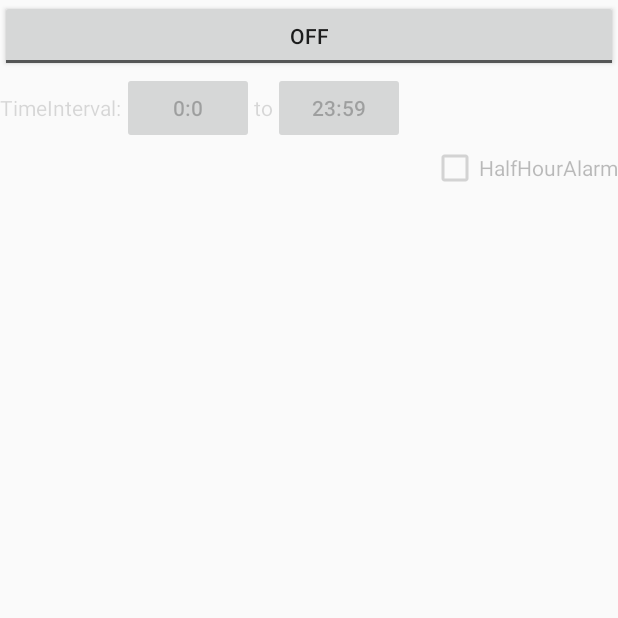
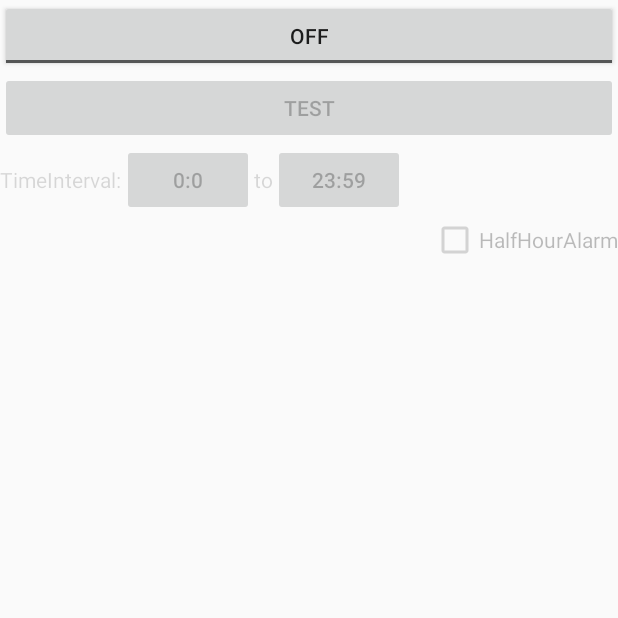
Before and after one commit to tyl12/halfHourAlarm, an Android app: the screen it shows after launch (MainActivity), on a phone screen of 412 x 824 dp, the top half of it. Run offline under Robolectric (Android 15) with nearby library versions, the phone set to English and light mode, and no system bars.

Commit message:
update.
Signed-off-by: tengyiliang <tengyiliang@cmcm.com>

```diff
--- a/app/src/main/java/com/example/administrator/myapplication/AlarmControl.java
+++ b/app/src/main/java/com/example/administrator/myapplication/AlarmControl.java
@@ -5,6 +5,7 @@ import android.app.PendingIntent;
 import android.content.Context;
 import android.content.Intent;
 import android.util.Log;
+import android.widget.Toast;
 
 import java.text.SimpleDateFormat;
 import java.util.Calendar;
@@ -16,6 +17,7 @@ import java.util.List;
  */
 public class AlarmControl {
 
+    public static final String INTENT_ALARM_RECEIVER = "android.intent.action.ALARM_RECEIVER";
     /*
     private AlarmManager alarmManager;
     private PendingIntent operation;
@@ -23,7 +25,7 @@ public class AlarmControl {
     public static void cancelAlarm(Context context) {
         // 获取AlarmManager对象
         AlarmManager alarmManager = (AlarmManager) context.getSystemService(Context.ALARM_SERVICE);
-        Intent intent = new Intent("android.intent.action.ALARM_RECEIVER");
+        Intent intent = new Intent(INTENT_ALARM_RECEIVER);
         PendingIntent operation = PendingIntent.getBroadcast(context, 0, intent, 0);
         alarmManager.cancel(operation);
     }
@@ -65,6 +67,7 @@ public class AlarmControl {
             Log.d("##@@##", "currentTime=" + df.format(cDate) + " NextAlarm=" + df.format(nDate));
 
             alarmManager.set(AlarmManager.RTC_WAKEUP, alarmMs, operation);
+            Toast.makeText(context, "Next Alarm: " + df.format(nDate), Toast.LENGTH_SHORT).show();
         }
     }
     //currentTimeMin: 24小时内的当前时间， min
--- a/app/src/main/java/com/example/administrator/myapplication/MainActivity.java
+++ b/app/src/main/java/com/example/administrator/myapplication/MainActivity.java
@@ -2,6 +2,7 @@ package com.example.administrator.myapplication;
 
 import android.app.Activity;
 import android.app.TimePickerDialog;
+import android.content.Intent;
 import android.os.Bundle;
 import android.util.Log;
 import android.view.View;
@@ -23,6 +24,7 @@ public class MainActivity extends Activity/*implements OnClickListener*/{
     private TextView mIntervalText = null;
     private TextView mToText = null;
     private CheckBox mCheckBtn = null;
+    private Button mTestBtn = null;
 
     private int start_hourOfDay = -1;
     private int start_min = -1;
@@ -51,6 +53,22 @@ public class MainActivity extends Activity/*implements OnClickListener*/{
                     enableBtn(false);
                 }
                 updateAlarm();
+            }
+        });
+        //test btn
+        mTestBtn = (Button)findViewById(R.id.test);
+        mTestBtn.setOnClickListener(new OnClickListener() {
+            @Override
+            public void onClick(View v) {
+                // 创建Intent对象
+                Intent intent = new Intent();
+                // 设置Intent的Action属性
+                intent.setAction("android.intent.action.ALARM_RECEIVER");
+                intent.addCategory("android.intent.category.DEFAULT");
+                intent.putExtra("msg", "测试广播");
+                //发送广播
+                sendBroadcast(intent);
+                Toast.makeText(MainActivity.this, "发送测试广播", Toast.LENGTH_SHORT).show();
             }
         });
         //start/stop btn
@@ -141,6 +159,7 @@ public class MainActivity extends Activity/*implements OnClickListener*/{
 
     private void enableBtn(boolean enable){
         Log.d("##@@##", "enableBtn  = " + enable);
+        mTestBtn.setEnabled(enable);
         mStartBtn.setEnabled(enable);
         mStopBtn.setEnabled(enable);
         mIntervalText.setEnabled(enable);
--- a/app/src/main/res/layout/activity_main.xml
+++ b/app/src/main/res/layout/activity_main.xml
@@ -22,6 +22,12 @@
         android:textOn="ON"
         android:textOff="OFF"
         android:text="" />
+
+    <Button
+        android:id="@+id/test"
+        android:layout_width="match_parent"
+        android:layout_height="wrap_content"
+        android:text="TEST" />
 
     <LinearLayout
         android:layout_width="match_parent"
```
Also changed, not shown: app/src/main/AndroidManifest.xml (+12 -0 lines), app/src/main/java/com/example/administrator/myapplication/AlarmReceiver.java (+24 -4 lines), 2 other files.
